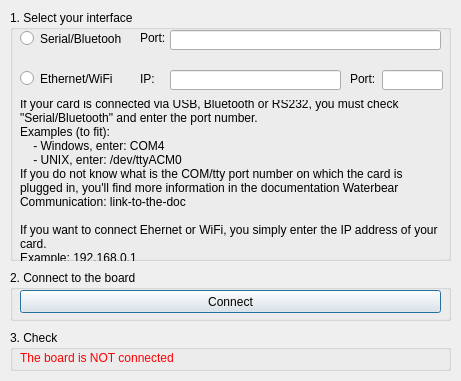
Qt form pc/Connection.ui (ArnaudValensi/waterbear-communication) before a commit.
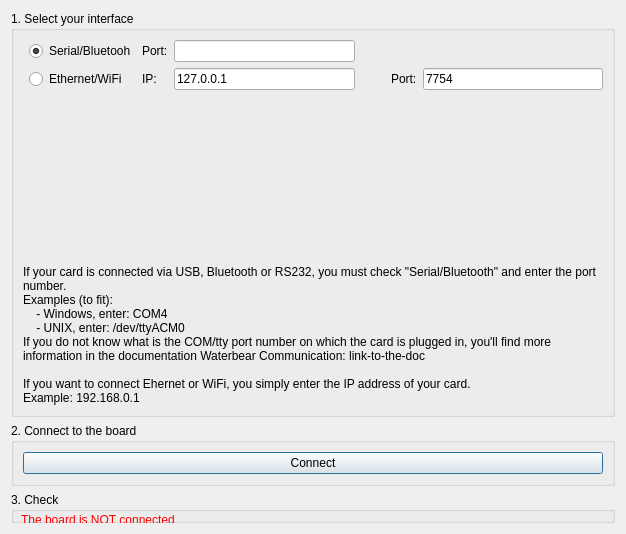
The same form after that commit.

What changed in the file:
```diff
--- a/pc/Connection.ui
+++ b/pc/Connection.ui
@@ -6,129 +6,70 @@
    <rect>
     <x>0</x>
     <y>0</y>
-    <width>461</width>
-    <height>381</height>
+    <width>626</width>
+    <height>534</height>
    </rect>
   </property>
   <property name="windowTitle">
    <string>Dialog</string>
   </property>
-  <widget class="QRadioButton" name="radioButtonInterfaceTypeSerial">
-   <property name="geometry">
-    <rect>
-     <x>20</x>
-     <y>30</y>
-     <width>111</width>
-     <height>17</height>
-    </rect>
-   </property>
-   <property name="text">
-    <string>Serial/Bluetooh</string>
-   </property>
-  </widget>
-  <widget class="QRadioButton" name="radioButton_2">
-   <property name="geometry">
-    <rect>
-     <x>20</x>
-     <y>70</y>
-     <width>111</width>
-     <height>17</height>
-    </rect>
-   </property>
-   <property name="text">
-    <string>Ethernet/WiFi</string>
-   </property>
-  </widget>
-  <widget class="QLineEdit" name="lineEdit">
-   <property name="geometry">
-    <rect>
-     <x>170</x>
-     <y>30</y>
-     <width>271</width>
-     <height>20</height>
-    </rect>
-   </property>
-  </widget>
+  <layout class="QVBoxLayout" name="verticalLayout">
+   <item>
   <widget class="QGroupBox" name="groupBox">
-   <property name="geometry">
-    <rect>
-     <x>10</x>
-     <y>10</y>
-     <width>441</width>
-     <height>251</height>
-    </rect>
-   </property>
    <property name="title">
     <string>1. Select your interface</string>
    </property>
-   <widget class="QLabel" name="label">
-    <property name="geometry">
-     <rect>
-      <x>130</x>
-      <y>20</y>
-      <width>71</width>
-      <height>16</height>
-     </rect>
-    </property>
-    <property name="text">
-     <string>Port:</string>
-    </property>
-   </widget>
-   <widget class="QLabel" name="label_3">
-    <property name="geometry">
-     <rect>
-      <x>130</x>
-      <y>60</y>
-      <width>46</width>
-      <height>17</height>
-     </rect>
-    </property>
+     <layout class="QGridLayout" name="gridLayout">
+      <item row="1" column="2">
+       <widget class="QLabel" name="labelIP">
     <property name="text">
      <string>IP:</string>
     </property>
    </widget>
-   <widget class="QLabel" name="label_4">
-    <property name="geometry">
-     <rect>
-      <x>340</x>
-      <y>60</y>
-      <width>31</width>
-      <height>17</height>
-     </rect>
-    </property>
+      </item>
+      <item row="1" column="1">
+       <widget class="QRadioButton" name="radioButtonUDP">
+        <property name="text">
+         <string>Ethernet/WiFi</string>
+        </property>
+       </widget>
+      </item>
+      <item row="1" column="3">
+       <widget class="QLineEdit" name="lineEditIP">
+        <property name="text">
+         <string>127.0.0.1</string>
+        </property>
+       </widget>
+      </item>
+      <item row="0" column="2">
+       <widget class="QLabel" name="labelSerialPort">
     <property name="text">
      <string>Port:</string>
     </property>
    </widget>
-   <widget class="QLineEdit" name="lineEdit_3">
-    <property name="geometry">
-     <rect>
-      <x>372</x>
-      <y>60</y>
-      <width>61</width>
-      <height>20</height>
-     </rect>
-    </property>
-   </widget>
-   <widget class="QLineEdit" name="lineEdit_2">
-    <property name="geometry">
-     <rect>
-      <x>160</x>
-      <y>60</y>
-      <width>171</width>
-      <height>20</height>
-     </rect>
-    </property>
-   </widget>
-   <widget class="QLabel" name="label_2">
-    <property name="geometry">
-     <rect>
-      <x>10</x>
-      <y>90</y>
-      <width>421</width>
-      <height>161</height>
-     </rect>
-    </property>
+      </item>
+      <item row="1" column="10">
+       <widget class="QLineEdit" name="lineEditUDPPort">
+        <property name="text">
+         <string>7754</string>
+        </property>
+       </widget>
+      </item>
+      <item row="0" column="1">
+       <widget class="QRadioButton" name="radioButtonSerial">
+        <property name="text">
+         <string>Serial/Bluetooh</string>
+        </property>
+        <property name="checked">
+         <bool>true</bool>
+        </property>
+       </widget>
+      </item>
+      <item row="0" column="3">
+       <widget class="QLineEdit" name="lineEditEditPort"/>
+      </item>
+      <item row="3" column="0" colspan="11">
+       <widget class="QLabel" name="labelHelp">
     <property name="text">
      <string>If your card is connected via USB, Bluetooth or RS232, you must check &quot;Serial/Bluetooth&quot; and enter the port number.
 Examples (to fit):
@@ -146,42 +87,48 @@
      <bool>true</bool>
     </property>
    </widget>
-  </widget>
+      </item>
+      <item row="1" column="9">
+       <widget class="QLabel" name="labelPort">
+        <property name="text">
+         <string>Port:</string>
+        </property>
+       </widget>
+      </item>
+      <item row="2" column="3">
+       <spacer name="verticalSpacer">
+        <property name="orientation">
+         <enum>Qt::Vertical</enum>
+        </property>
+        <property name="sizeHint" stdset="0">
+         <size>
+          <width>20</width>
+          <height>40</height>
+         </size>
+        </property>
+       </spacer>
+      </item>
+     </layout>
+    </widget>
+   </item>
+   <item>
   <widget class="QGroupBox" name="groupBox_2">
-   <property name="geometry">
-    <rect>
-     <x>10</x>
-     <y>270</y>
-     <width>441</width>
-     <height>51</height>
-    </rect>
-   </property>
    <property name="title">
     <string>2. Connect to the board</string>
    </property>
-   <widget class="QPushButton" name="pushButton">
-    <property name="geometry">
-     <rect>
-      <x>10</x>
-      <y>20</y>
-      <width>421</width>
-      <height>23</height>
-     </rect>
-    </property>
+     <layout class="QHBoxLayout" name="horizontalLayout_2">
+      <item>
+       <widget class="QPushButton" name="pushButtonConnect">
     <property name="text">
      <string>Connect</string>
     </property>
    </widget>
-  </widget>
+      </item>
+     </layout>
+    </widget>
+   </item>
+   <item>
   <widget class="QGroupBox" name="groupBox_3">
-   <property name="geometry">
-    <rect>
-     <x>10</x>
-     <y>330</y>
-     <width>441</width>
-     <height>41</height>
-    </rect>
-   </property>
    <property name="title">
     <string>3. Check</string>
    </property>
@@ -202,12 +149,8 @@
     </property>
    </widget>
   </widget>
-  <zorder>groupBox</zorder>
-  <zorder>radioButtonInterfaceTypeSerial</zorder>
-  <zorder>radioButton_2</zorder>
-  <zorder>lineEdit</zorder>
-  <zorder>groupBox_2</zorder>
-  <zorder>groupBox_3</zorder>
+   </item>
+  </layout>
  </widget>
  <resources/>
  <connections/>
```
Lines whose indentation alone changed are shown as unchanged.
